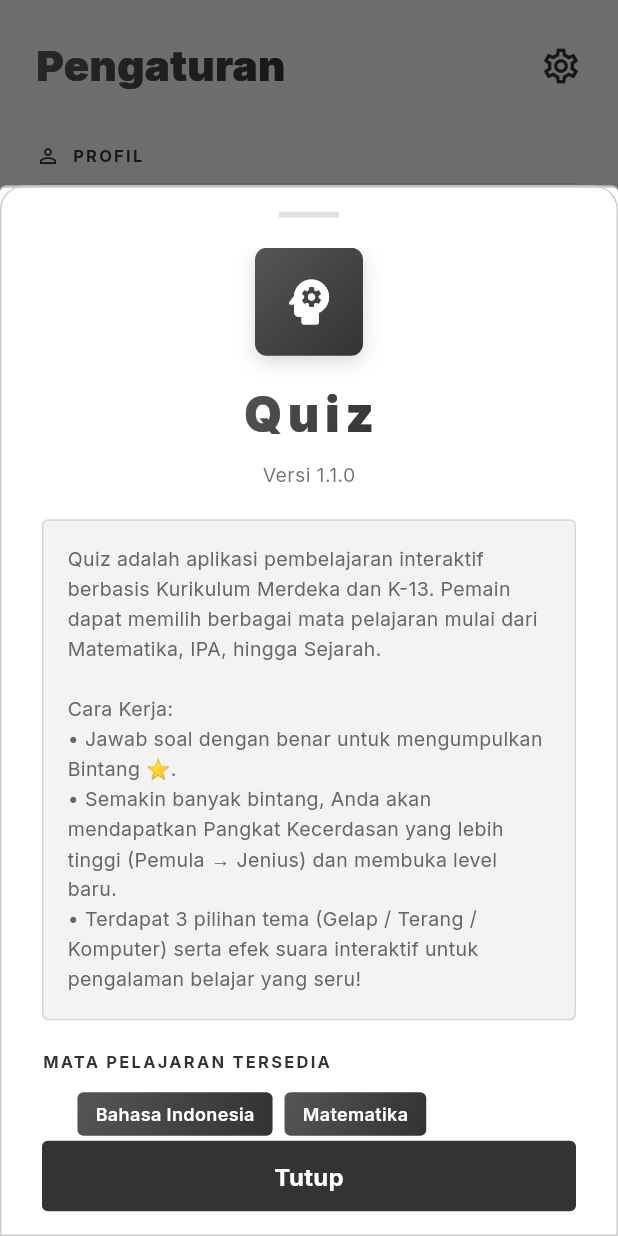
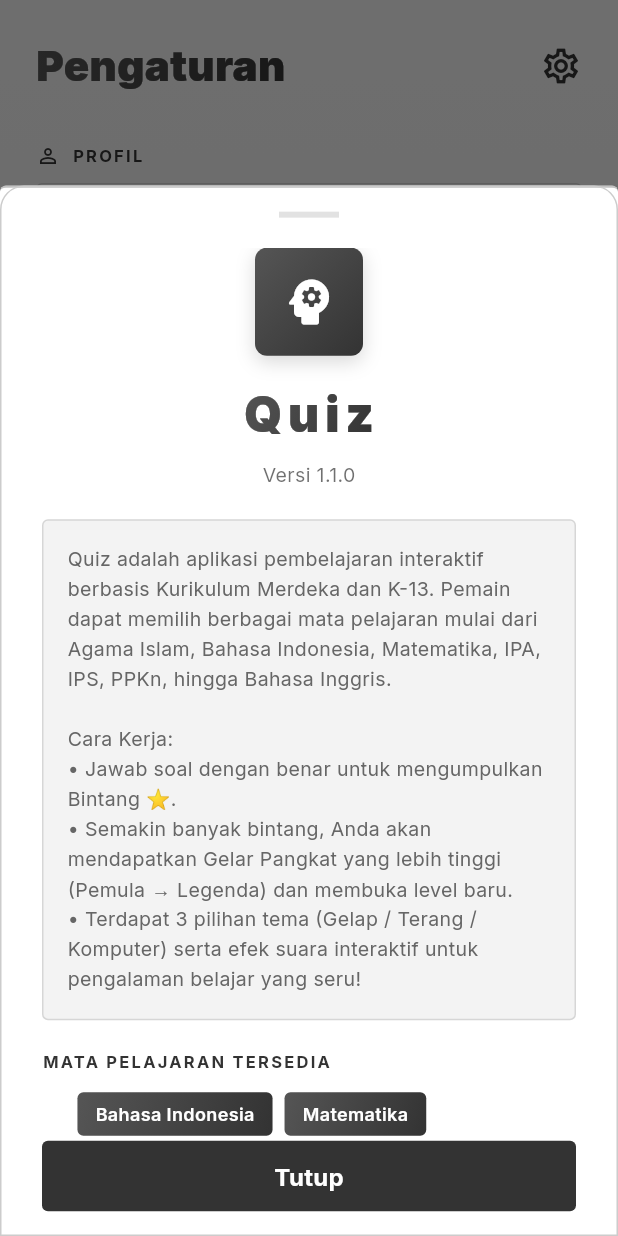
Before and after one commit to SevenSeven-7/Quiz, a Flutter app: the LayarPengaturan screen opened directly, after a tap on "Deskripsi Aplikasi", on a phone screen of 412 x 824 dp. Run offline on Flutter 3.47's test engine with Material 3 defaults, Android fonts, the light colour scheme and no system bars; drawn by our look-alikes of flutter_animate; our stand-ins replace audioplayers, flutter_riverpod, google_fonts, shared_preferences; accounts and stored records are empty.

Commit message:
Penyesuaian Teks Deskripsi Kuis & Pengaturan Suara

```diff
--- a/lib/fitur/pengaturan/layar_pengaturan.dart
+++ b/lib/fitur/pengaturan/layar_pengaturan.dart
@@ -228,7 +228,7 @@ AudioHelper.playClick();
                           border: Border.all(color: accentColor.withValues(alpha: 0.15)),
                         ),
                         child: const Text(
-                          'Quiz adalah aplikasi pembelajaran interaktif berbasis Kurikulum Merdeka dan K-13. Pemain dapat memilih berbagai mata pelajaran mulai dari Matematika, IPA, hingga Sejarah.\n\nCara Kerja:\n• Jawab soal dengan benar untuk mengumpulkan Bintang ⭐.\n• Semakin banyak bintang, Anda akan mendapatkan Pangkat Kecerdasan yang lebih tinggi (Pemula → Jenius) dan membuka level baru.\n• Terdapat 3 pilihan tema (Gelap / Terang / Komputer) serta efek suara interaktif untuk pengalaman belajar yang seru!',
+                          'Quiz adalah aplikasi pembelajaran interaktif berbasis Kurikulum Merdeka dan K-13. Pemain dapat memilih berbagai mata pelajaran mulai dari Agama Islam, Bahasa Indonesia, Matematika, IPA, IPS, PPKn, hingga Bahasa Inggris.\n\nCara Kerja:\n• Jawab soal dengan benar untuk mengumpulkan Bintang ⭐.\n• Semakin banyak bintang, Anda akan mendapatkan Gelar Pangkat yang lebih tinggi (Pemula → Legenda) dan membuka level baru.\n• Terdapat 3 pilihan tema (Gelap / Terang / Komputer) serta efek suara interaktif untuk pengalaman belajar yang seru!',
                           textAlign: TextAlign.left,
                           style: TextStyle(fontSize: 13, height: 1.5),
                         ),
@@ -393,7 +393,7 @@ AudioHelper.playClick();
                     _buildGlassCard(
                       color: cardColor, divColor: divColor, isComputer: isComputer,
                       child: Column(children: [
-                        _buildToggle(icon: Icons.volume_up_outlined, iconColor: soundIconColor, label: 'Efek Suara', subtitle: 'Aktifkan suara saat menjawab soal', value: _suaraAktif, onChanged: _simpanSuara, textColor: textColor, subTextColor: subTextColor, isComputer: isComputer),
+                        _buildToggle(icon: Icons.volume_up_outlined, iconColor: soundIconColor, label: 'Efek Suara', subtitle: 'Aktifkan efek suara saat menekan tombol dan menjawab soal', value: _suaraAktif, onChanged: _simpanSuara, textColor: textColor, subTextColor: subTextColor, isComputer: isComputer),
                         Divider(color: divColor, height: 1),
                         _buildToggle(icon: Icons.notifications_outlined, iconColor: notifIconColor, label: 'Notifikasi', subtitle: 'Terima pengingat belajar harian', value: _notifikasiAktif, onChanged: _simpanNotifikasi, textColor: textColor, subTextColor: subTextColor, isComputer: isComputer),
                         Divider(color: divColor, height: 1),
```
